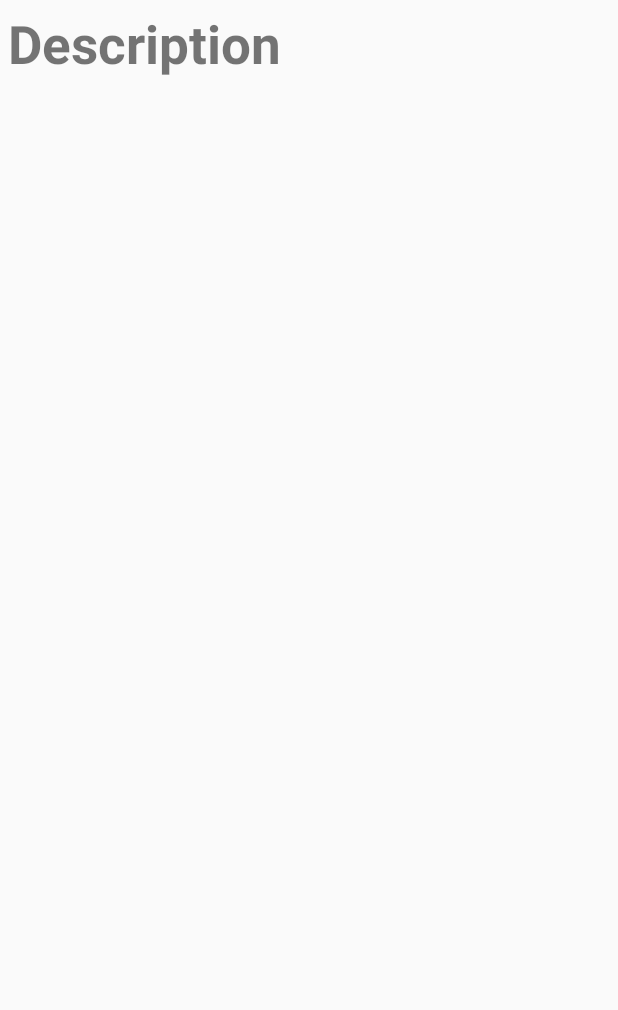
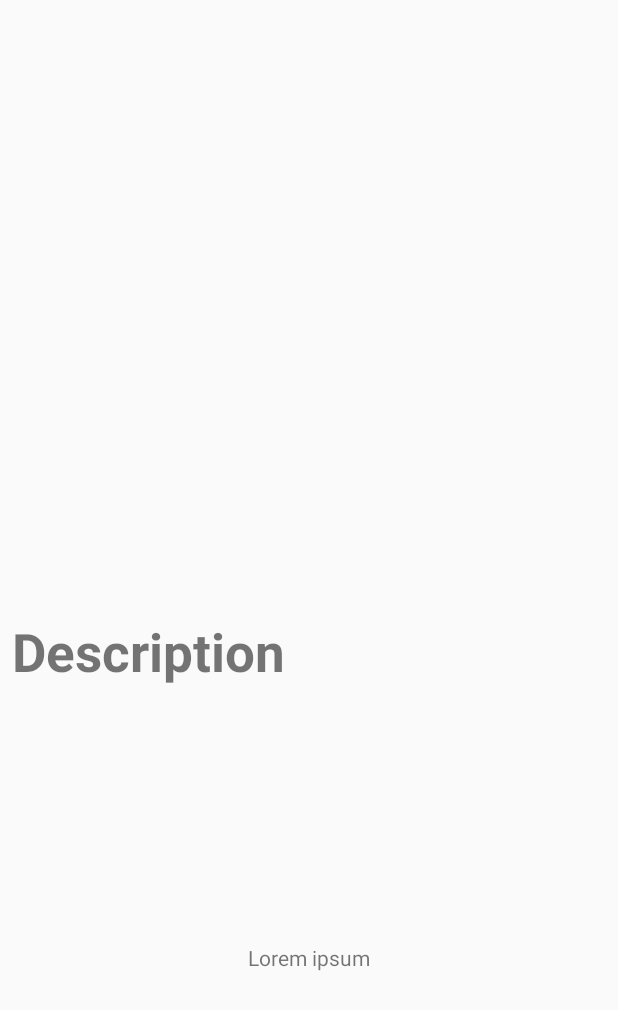
Before and after one commit to AngeloDias/MoviesCatalog, an Android app: the layout fragment_movie_details.xml on its own in the app's theme, with its tools: preview values and no code run, on a phone screen of 412 x 824 dp. Shown: the top 1010 px of the screen. Run offline under Robolectric (Android 15) with nearby library versions, the phone set to English and light mode, and no system bars; network calls fail.

```diff
--- a/app/build.gradle
+++ b/app/build.gradle
@@ -12,6 +12,8 @@ android {
         targetSdkVersion 29
         versionCode 1
         versionName "1.0"
+
+        buildConfigField "String", "TMDB_API_KEY", tmdbApiKey
 
         testInstrumentationRunner "androidx.test.runner.AndroidJUnitRunner"
     }
--- a/app/src/main/java/br/com/cubos/challenge/android/moviescatalog/data/api/ApiFactory.kt
+++ b/app/src/main/java/br/com/cubos/challenge/android/moviescatalog/data/api/ApiRetrofitService.kt
@@ -1,10 +1,11 @@
 package br.com.cubos.challenge.android.moviescatalog.data.api
 
+import okhttp3.OkHttpClient
 import retrofit2.Retrofit
 import retrofit2.adapter.rxjava2.RxJava2CallAdapterFactory
 import retrofit2.converter.gson.GsonConverterFactory
 
-class ApiRetrofitFactory {
+class ApiRetrofitService {
 
     companion object {
         const val MOVIE_API_BASE_URL = "https://api.themoviedb.org/3/"
@@ -16,12 +17,14 @@ class ApiRetrofitFactory {
 
             synchronized(this) {
                 var instance = INSTANCE
+                val client = OkHttpClient.Builder().build()
 
                 if (instance == null) {
                     instance = Retrofit.Builder()
                         .baseUrl(MOVIE_API_BASE_URL)
                         .addConverterFactory(GsonConverterFactory.create())
                         .addCallAdapterFactory(RxJava2CallAdapterFactory.create())
+                        .client(client)
                         .build()
 
                     INSTANCE = instance
--- a/app/src/main/java/br/com/cubos/challenge/android/moviescatalog/ui/MovieDetailsFragment.kt
+++ b/app/src/main/java/br/com/cubos/challenge/android/moviescatalog/ui/MovieDetailsFragment.kt
@@ -8,7 +8,7 @@ import android.view.ViewGroup
 import android.widget.ImageView
 import android.widget.TextView
 import br.com.cubos.challenge.android.moviescatalog.R
-import br.com.cubos.challenge.android.moviescatalog.data.api.ApiRetrofitFactory
+import br.com.cubos.challenge.android.moviescatalog.data.api.ApiRetrofitService
 import br.com.cubos.challenge.android.moviescatalog.data.domain.Movie
 import com.squareup.picasso.Picasso
 
@@ -27,7 +27,7 @@ class MovieDetailsFragment(private val movie: Movie) : Fragment() {
 
         Picasso
             .get()
-            .load("${ApiRetrofitFactory.IMAGE_POSTER_PATH_URL}w500/${movie.posterPath}")
+            .load("${ApiRetrofitService.IMAGE_POSTER_PATH_URL}w500/${movie.posterPath}")
             .into(posterDetailImgView)
 
         overviewDetailTextView.text = movie.overview
--- a/app/src/main/java/br/com/cubos/challenge/android/moviescatalog/ui/adapter/MoviesGridViewAdapter.kt
+++ b/app/src/main/java/br/com/cubos/challenge/android/moviescatalog/ui/adapter/MoviesGridViewAdapter.kt
@@ -8,7 +8,7 @@ import android.widget.ImageView
 import android.widget.TextView
 import androidx.recyclerview.widget.RecyclerView
 import br.com.cubos.challenge.android.moviescatalog.R
-import br.com.cubos.challenge.android.moviescatalog.data.api.ApiRetrofitFactory
+import br.com.cubos.challenge.android.moviescatalog.data.api.ApiRetrofitService
 import br.com.cubos.challenge.android.moviescatalog.data.domain.Movie
 import com.squareup.picasso.Picasso
 
@@ -49,7 +49,7 @@ class MoviesGridViewAdapter(
 
         Picasso
             .get()
-            .load("${ApiRetrofitFactory.IMAGE_POSTER_PATH_URL}w500/${item.posterPath}")
+            .load("${ApiRetrofitService.IMAGE_POSTER_PATH_URL}w500/${item.posterPath}")
             .into(viewHolderItem.posterMovieImageView)
 
         viewHolderItem.titleMoviesTextView.text = item.originalTitle
--- a/app/src/main/res/layout/fragment_movie_details.xml
+++ b/app/src/main/res/layout/fragment_movie_details.xml
@@ -1,28 +1,44 @@
-<FrameLayout
+<androidx.constraintlayout.widget.ConstraintLayout
     xmlns:android="http://schemas.android.com/apk/res/android"
+    xmlns:app="http://schemas.android.com/apk/res-auto"
     xmlns:tools="http://schemas.android.com/tools"
     android:layout_width="match_parent"
     android:layout_height="match_parent"
-    android:padding="5dp"
-    tools:context="br.com.cubos.challenge.android.moviescatalog.ui.MovieDetailsFragment">
+    android:padding="5dp">
 
     <ImageView
         android:id="@+id/posterDetailMovieImageView"
         android:layout_width="match_parent"
         android:layout_height="400dp"
-        android:scaleType="fitXY" />
+        android:layout_marginStart="5dp"
+        android:layout_marginTop="5dp"
+        android:layout_marginEnd="4dp"
+        android:scaleType="fitXY"
+        app:layout_constraintEnd_toEndOf="parent"
+        app:layout_constraintStart_toStartOf="parent"
+        app:layout_constraintTop_toTopOf="parent" />
 
     <TextView
         android:id="@+id/descriptionTitleTextView"
         android:layout_width="wrap_content"
         android:layout_height="wrap_content"
+        android:layout_marginStart="5dp"
+        android:layout_marginEnd="220dp"
+        android:text="@string/description_title_text"
+        android:textSize="@dimen/descriptionTitleTextDimen"
         android:textStyle="bold"
-        android:textSize="@dimen/descriptionTitleTextDimen"
-        android:text="@string/description_title_text" />
+        app:layout_constraintEnd_toEndOf="parent"
+        app:layout_constraintStart_toStartOf="parent"
+        app:layout_constraintTop_toBottomOf="@+id/posterDetailMovieImageView" />
 
     <TextView
         android:id="@+id/movieOverviewTextView"
         android:layout_width="wrap_content"
-        android:layout_height="wrap_content" />
+        android:layout_height="wrap_content"
+        app:layout_constraintBottom_toBottomOf="parent"
+        app:layout_constraintEnd_toEndOf="parent"
+        app:layout_constraintStart_toStartOf="parent"
+        app:layout_constraintTop_toBottomOf="@+id/descriptionTitleTextView"
+        tools:text="Lorem ipsum" />
 
-</FrameLayout>
+</androidx.constraintlayout.widget.ConstraintLayout>
--- a/gradle.properties
+++ b/gradle.properties
@@ -19,3 +19,4 @@ android.useAndroidX=true
 android.enableJetifier=true
 # Kotlin code style for this project: "official" or "obsolete":
 kotlin.code.style=official
+tmdbApiKey="98fd2f0ffa80a2790cc4a4e5d611e1a3"
```
Also changed, not shown: app/src/main/java/br/com/cubos/challenge/android/moviescatalog/data/repository/ApiTmdbRepositoryImpl.kt (+4 -3 lines).
